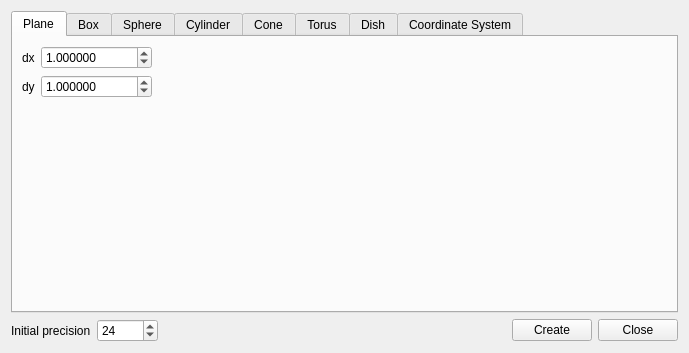
The window that qCC/ui_templates/primitiveFactoryDlg.ui (CloudCompare/CloudCompare) describes before a commit, drawn with Qt 5.
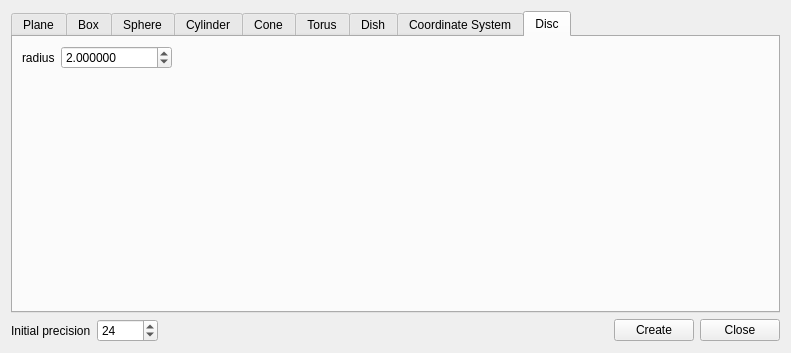
The same window after the commit. Icons and pictures are not drawn.

Commit message: factory works, disc is displayed

```diff
--- a/qCC/ui_templates/primitiveFactoryDlg.ui
+++ b/qCC/ui_templates/primitiveFactoryDlg.ui
@@ -6,7 +6,7 @@
    <rect>
     <x>0</x>
     <y>0</y>
-    <width>689</width>
+    <width>791</width>
     <height>353</height>
    </rect>
   </property>
@@ -17,7 +17,7 @@
    <item>
     <widget class="QTabWidget" name="tabWidget">
      <property name="currentIndex">
-      <number>0</number>
+      <number>8</number>
      </property>
      <widget class="QWidget" name="planeTab">
       <attribute name="icon">
@@ -973,6 +973,66 @@
        </item>
       </layout>
      </widget>
+     <widget class="QWidget" name="tab">
+      <attribute name="title">
+       <string>Disc</string>
+      </attribute>
+      <layout class="QGridLayout" name="gridLayout_8">
+       <item row="0" column="0">
+        <layout class="QFormLayout" name="formLayout_7">
+         <item row="0" column="0">
+          <widget class="QLabel" name="label_23">
+           <property name="text">
+            <string>radius</string>
+           </property>
+          </widget>
+         </item>
+         <item row="0" column="1">
+          <widget class="QDoubleSpinBox" name="discRadiusDoubleSpinBox">
+           <property name="decimals">
+            <number>6</number>
+           </property>
+           <property name="minimum">
+            <double>0.000001000000000</double>
+           </property>
+           <property name="maximum">
+            <double>100000000.000000000000000</double>
+           </property>
+           <property name="value">
+            <double>2.000000000000000</double>
+           </property>
+          </widget>
+         </item>
+        </layout>
+       </item>
+       <item row="0" column="1">
+        <spacer name="horizontalSpacer_7">
+         <property name="orientation">
+          <enum>Qt::Orientation::Horizontal</enum>
+         </property>
+         <property name="sizeHint" stdset="0">
+          <size>
+           <width>582</width>
+           <height>20</height>
+          </size>
+         </property>
+        </spacer>
+       </item>
+       <item row="1" column="0">
+        <spacer name="verticalSpacer_7">
+         <property name="orientation">
+          <enum>Qt::Orientation::Vertical</enum>
+         </property>
+         <property name="sizeHint" stdset="0">
+          <size>
+           <width>20</width>
+           <height>212</height>
+          </size>
+         </property>
+        </spacer>
+       </item>
+      </layout>
+     </widget>
     </widget>
    </item>
    <item>
```
Left out of the diff: 32 changed lines with no effect on the pictures. The commit also changes 7 other files.
